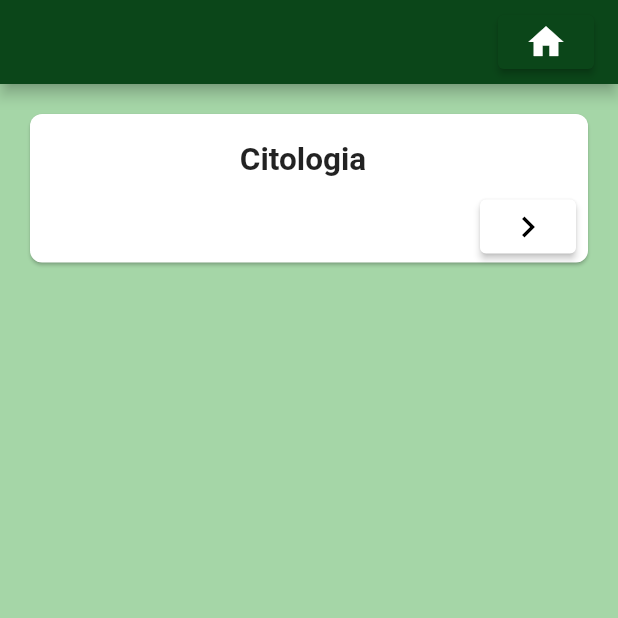
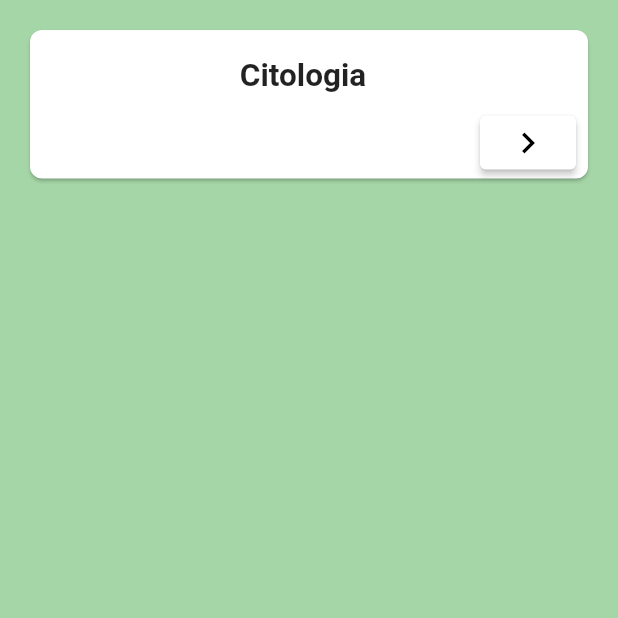
Before and after one commit to Ronaldo913/Learnit2.0, a Flutter app: the AssuntosPage screen opened directly, on a phone screen of 412 x 824 dp, the top half of it. Run offline on Flutter 3.47's test engine with Material 2 defaults, Android fonts, the phone set to English and light mode, and no system bars; network calls fail.

Commit message:
Update assuntos_page.dart

```diff
--- a/lib/pages/assuntos_page.dart
+++ b/lib/pages/assuntos_page.dart
@@ -20,23 +20,6 @@ class _AssuntosPageState extends State<AssuntosPage> {
 
     return Scaffold(
       backgroundColor: Colors.green[200],
-      appBar: AppBar(
-          centerTitle: false,
-          backgroundColor: Color(0xFF0B4619),
-          title: Row(
-            mainAxisAlignment: MainAxisAlignment.end,
-            children: [
-              ElevatedButton(
-                style: ElevatedButton.styleFrom(primary: Color(0xFF0B4619)),
-                onPressed: goHome,
-                child: Icon(
-                  Icons.home,
-                  size: 28.0,
-                  color: Colors.white,
-                ),
-              ),
-            ],
-          )),
       body: Padding(
         padding: const EdgeInsets.all(16.0),
         child: ListView(
```
